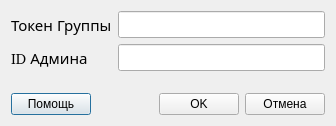
aleroza/vk-tests, file VKauthWin.ui: the form before one commit.
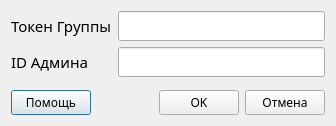
The form after the commit. Icons and pictures are not drawn.

Diff of the .ui file:
```diff
--- a/VKauthWin.ui
+++ b/VKauthWin.ui
@@ -32,7 +32,7 @@
       <widget class="QLabel" name="tokenLabel">
        <property name="font">
         <font>
-         <family>Droid Sans [MONO]</family>
+         <family>Cantarell Light</family>
          <pointsize>11</pointsize>
         </font>
        </property>
@@ -45,7 +45,7 @@
       <widget class="QLabel" name="adminLabel">
        <property name="font">
         <font>
-         <family>Droid Sans [MONO]</family>
+         <family>Cantarell Light</family>
          <pointsize>11</pointsize>
         </font>
        </property>
@@ -58,7 +58,7 @@
       <widget class="QLineEdit" name="adminLine">
        <property name="font">
         <font>
-         <family>Droid Sans [MONO]</family>
+         <family>Cantarell Light</family>
          <pointsize>11</pointsize>
         </font>
        </property>
@@ -68,7 +68,7 @@
       <widget class="QLineEdit" name="tokenLine">
        <property name="font">
         <font>
-         <family>Droid Sans [MONO]</family>
+         <family>Cantarell Light</family>
          <pointsize>11</pointsize>
         </font>
        </property>
@@ -80,6 +80,11 @@
     <layout class="QHBoxLayout" name="horizontalLayout">
      <item>
       <widget class="QPushButton" name="helpBtn">
+       <property name="font">
+        <font>
+         <family>Cantarell Light</family>
+        </font>
+       </property>
        <property name="text">
         <string>Помощь</string>
        </property>
@@ -87,6 +92,11 @@
      </item>
      <item>
       <spacer name="horizontalSpacer">
+       <property name="font">
+        <font>
+         <family>Cantarell Light</family>
+        </font>
+       </property>
        <property name="orientation">
         <enum>Qt::Horizontal</enum>
        </property>
@@ -100,6 +110,11 @@
      </item>
      <item>
       <widget class="QPushButton" name="OKBtn">
+       <property name="font">
+        <font>
+         <family>Cantarell Light</family>
+        </font>
+       </property>
        <property name="text">
         <string>OK</string>
        </property>
@@ -107,6 +122,11 @@
      </item>
      <item>
       <widget class="QPushButton" name="CloseBtn">
+       <property name="font">
+        <font>
+         <family>Cantarell Light</family>
+        </font>
+       </property>
        <property name="text">
         <string>Отмена</string>
        </property>
```
Left out of the diff: 4 changed lines with no effect on the pictures.
